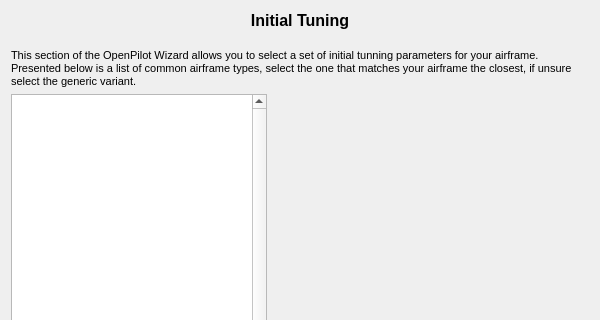
Before: the Qt Designer form ground/openpilotgcs/src/plugins/setupwizard/pages/airframeinitialtuningpage.ui in openpilot/OpenPilot, drawn with Qt 5; both pictures show x 0 to 600 and y 0 to 320 of the 600 by 598 pixel window.
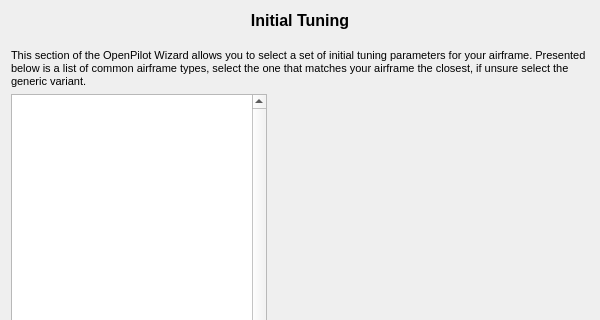
After: the same form once the commit is applied.

```diff
--- a/ground/openpilotgcs/src/plugins/setupwizard/pages/airframeinitialtuningpage.ui
+++ b/ground/openpilotgcs/src/plugins/setupwizard/pages/airframeinitialtuningpage.ui
@@ -23,7 +23,7 @@
 &lt;/style&gt;&lt;/head&gt;&lt;body style=&quot; font-family:'MS Shell Dlg 2'; font-size:8pt; font-weight:400; font-style:normal;&quot;&gt;
 &lt;p align=&quot;center&quot; style=&quot; margin-top:0px; margin-bottom:0px; margin-left:0px; margin-right:0px; -qt-block-indent:0; text-indent:0px;&quot;&gt;&lt;span style=&quot; font-size:12pt; font-weight:600;&quot;&gt;Initial Tuning&lt;/span&gt;&lt;/p&gt;
 &lt;p style=&quot;-qt-paragraph-type:empty; margin-top:0px; margin-bottom:0px; margin-left:0px; margin-right:0px; -qt-block-indent:0; text-indent:0px; font-size:12pt; font-weight:600;&quot;&gt;&lt;br /&gt;&lt;/p&gt;
-&lt;p style=&quot; margin-top:0px; margin-bottom:0px; margin-left:0px; margin-right:0px; -qt-block-indent:0; text-indent:0px;&quot;&gt;&lt;span style=&quot; font-family:'MS Shell Dlg 2,sans-serif';&quot;&gt;This section of the OpenPilot Wizard allows you to select a set of initial tunning parameters for your airframe. Presented below is a list of common airframe types, select the one that matches your airframe the closest, if unsure select the generic variant.&lt;/span&gt; &lt;/p&gt;&lt;/body&gt;&lt;/html&gt;</string>
+&lt;p style=&quot; margin-top:0px; margin-bottom:0px; margin-left:0px; margin-right:0px; -qt-block-indent:0; text-indent:0px;&quot;&gt;&lt;span style=&quot; font-family:'MS Shell Dlg 2,sans-serif';&quot;&gt;This section of the OpenPilot Wizard allows you to select a set of initial tuning parameters for your airframe. Presented below is a list of common airframe types, select the one that matches your airframe the closest, if unsure select the generic variant.&lt;/span&gt; &lt;/p&gt;&lt;/body&gt;&lt;/html&gt;</string>
      </property>
      <property name="alignment">
       <set>Qt::AlignLeading|Qt::AlignLeft|Qt::AlignTop</set>
```
